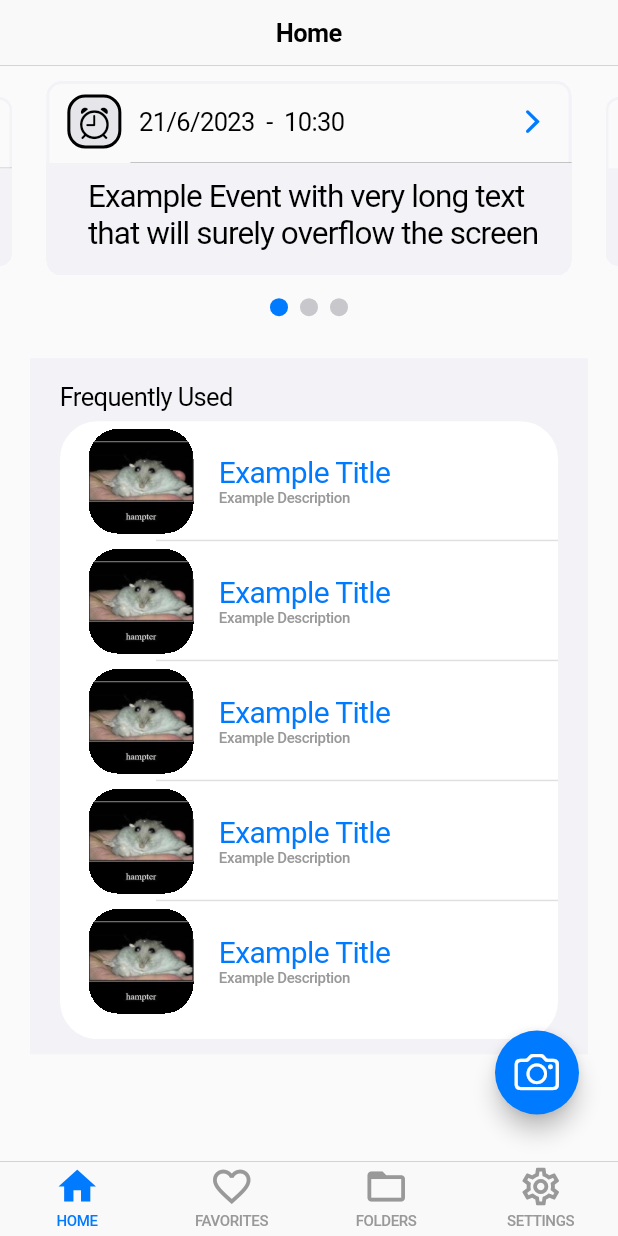
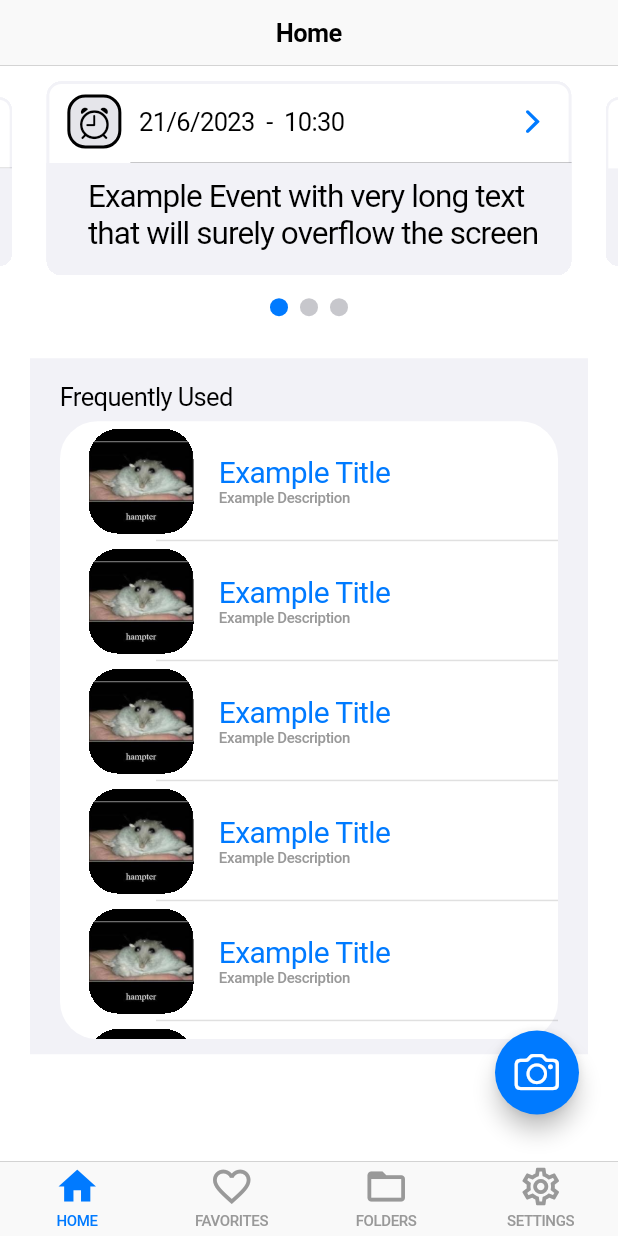
Before and after one commit to MA-SOSE2023/WallAt, a Flutter app: the HomeScreen screen opened by its route, on a phone screen of 412 x 824 dp. Run offline on Flutter 3.47's test engine with Material 2 defaults, Android fonts, the phone set to English and light mode, and no system bars; drawn by our look-alikes of flutter_carousel_widget; our stand-ins replace beamer, flutter_riverpod, font_awesome_flutter, freezed_annotation, photo_view.

Commit message:
#6-remove padding from bottom of view

```diff
--- a/lib/pages/home/home_controller.dart
+++ b/lib/pages/home/home_controller.dart
@@ -14,6 +14,6 @@ List<ItemEvent> mockEvents = [
 
 class HomeControllerMock extends HomeController {
   HomeControllerMock()
-      : super(
-            HomeModel(events: mockEvents, itemIds: ['1', '2', '3', '4', '5']));
+      : super(HomeModel(
+            events: mockEvents, itemIds: ['1', '2', '3', '4', '5', '6']));
 }
--- a/lib/pages/home/home_view.dart
+++ b/lib/pages/home/home_view.dart
@@ -29,6 +29,7 @@ class HomeScreen extends ConsumerWidget {
       appBar: const CupertinoNavigationBar(
         middle: Text('Home'),
       ),
+      backgroundColor: CupertinoTheme.of(context).scaffoldBackgroundColor,
       floatingActionButtonLocation: FloatingActionButtonLocation.endFloat,
       floatingActionButton: Padding(
         padding: const EdgeInsets.only(bottom: 15.0, right: 10.0),
@@ -66,7 +67,7 @@ class HomeScreen extends ConsumerWidget {
               ),
             ),
             Padding(
-              padding: const EdgeInsets.all(20.0),
+              padding: const EdgeInsets.fromLTRB(20.0, 20.0, 20.0, 0.0),
               child: CupertinoListSection.insetGrouped(
                 header: Text(
                   'Frequently Used',
```
